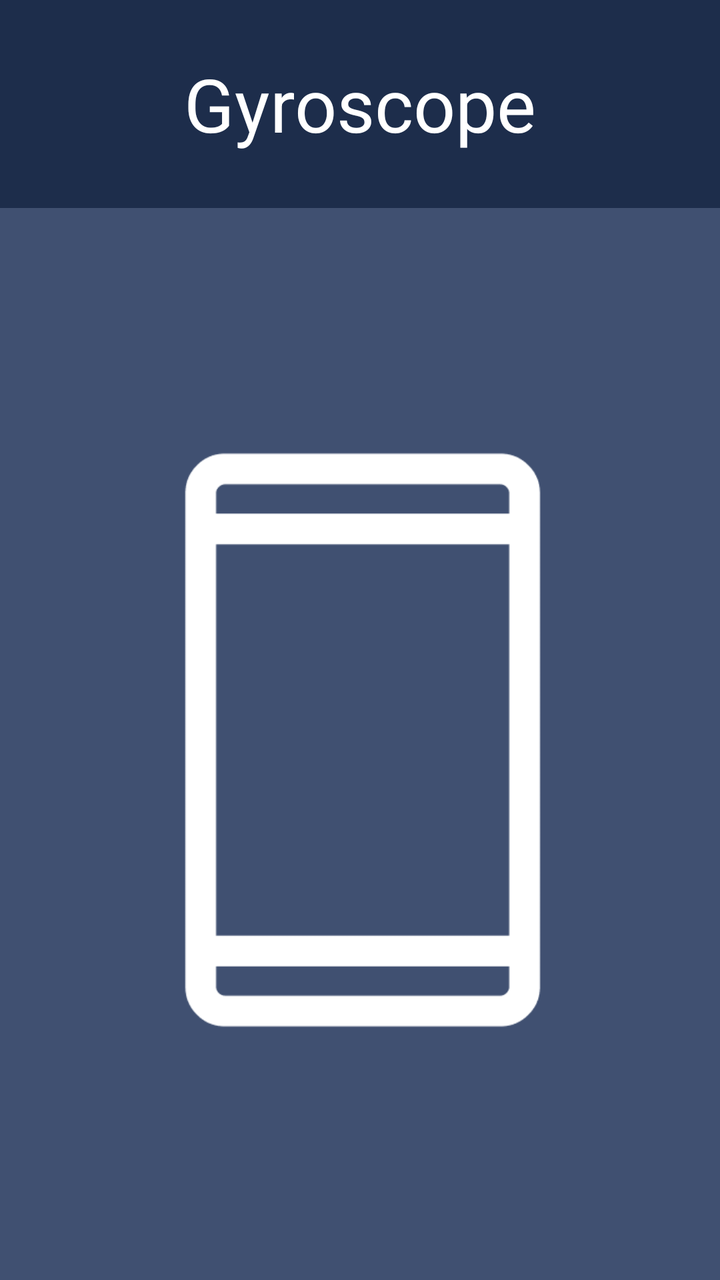
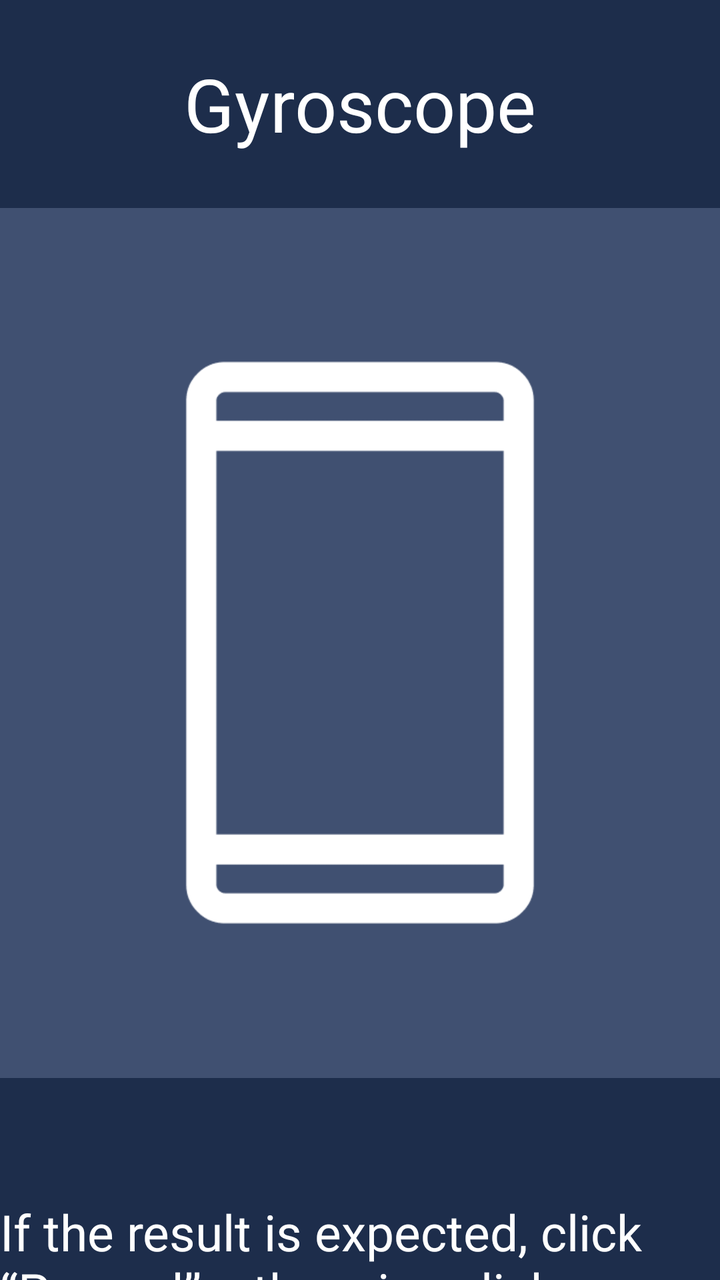

Two renders of the same Android screen: before a commit and after it. Below are the layout's source before the change and the commit's diff.
<!-- AndroidManifest.xml: activity theme NoTitle -->
<!-- res/layout/activity_gyroscope.xml -->
<?xml version="1.0" encoding="utf-8"?>
<androidx.constraintlayout.widget.ConstraintLayout xmlns:android="http://schemas.android.com/apk/res/android"
    xmlns:app="http://schemas.android.com/apk/res-auto"
    xmlns:tools="http://schemas.android.com/tools"
    android:layout_width="match_parent"
    android:layout_height="match_parent"
    android:background="@color/colorMain">

    <RelativeLayout
        android:id="@+id/relativeLayout2"
        android:layout_width="match_parent"
        android:layout_height="104dp"
        app:layout_constraintEnd_toEndOf="parent"
        app:layout_constraintStart_toStartOf="parent"
        app:layout_constraintTop_toTopOf="parent">

        <TextView
            android:layout_width="wrap_content"
            android:layout_height="wrap_content"
            android:layout_centerInParent="true"
            android:text="@string/gyroscope_name"
            android:textColor="@color/white"
            android:textSize="37dp" />

    </RelativeLayout>

    <LinearLayout
        android:layout_width="1080dp"
        android:layout_height="wrap_content"
        android:gravity="center"
        android:orientation="vertical"
        app:layout_constraintEnd_toEndOf="parent"
        app:layout_constraintHorizontal_bias="0.499"
        app:layout_constraintStart_toStartOf="parent"
        app:layout_constraintTop_toBottomOf="@+id/relativeLayout2"
        tools:ignore="MissingConstraints">

        <RelativeLayout
            android:layout_width="match_parent"
            android:layout_height="610dp"
            android:background="@drawable/selector_mode_bg">

            <ImageView
                android:id="@+id/image1"
                android:layout_width="300dp"
                android:layout_height="300dp"
                android:layout_centerVertical="true"
                android:src="@mipmap/arrow_left" />

            <ImageView
                android:layout_width="300dp"
                android:layout_height="300dp"
                android:layout_centerInParent="true"
                android:src="@mipmap/device" />

            <ImageView
                android:id="@+id/image2"
                android:layout_width="300dp"
                android:layout_height="300dp"
                android:layout_alignParentRight="true"
                android:layout_centerVertical="true"
                android:src="@mipmap/arrow_right" />

        </RelativeLayout>

        <TextView
            android:layout_width="wrap_content"
            android:layout_height="wrap_content"
            android:layout_marginTop="60dp"
            android:text="@string/expected_Passed"
            android:textColor="@color/white"
            android:textSize="25dp" />

        <RelativeLayout
            android:layout_width="870dp"
            android:layout_height="wrap_content"
            android:layout_marginTop="48dp"
            tools:ignore="MissingConstraints">


            <Button
                android:id="@+id/failure_bu"
                android:layout_width="121dp"
                android:layout_height="55dp"
                android:background="@drawable/r_button_bg"
                android:text="@string/Failed"
                android:textAllCaps="false"
                android:textColor="@color/white"
                android:textSize="21dp"
                tools:ignore="InOrdpUsage" />


            <Button
                android:id="@+id/through_bu"
                android:layout_width="121dp"
                android:layout_height="55dp"
                android:layout_alignParentEnd="true"
                android:background="@drawable/r_button_bg"
                android:text="@string/Passed"
                android:textAllCaps="false"
                android:textColor="@color/white"
                android:textSize="21dp"
                tools:ignore="InOrdpUsage" />


        </RelativeLayout>
    </LinearLayout>


</androidx.constraintlayout.widget.ConstraintLayout>
<!-- resources referenced by this layout -->
<resources>
  <color name="colorMain">#1D2D4B</color>
  <color name="white">#FFFFFFFF</color>
  <!-- drawable r_button_bg (drawable) -->
  <?xml version="1.0" encoding="utf-8"?>
  <shape
      xmlns:android="http://schemas.android.com/apk/res/android">
      
      <solid
          android:color="@color/colorMainButton" />
      
      <stroke
          android:width="1dp"
          android:color="@color/colorMainButton" />
      
      <size android:height="4mm"/>
      
      <corners
          android:radius="7dp"/>
  
  </shape>
  <!-- drawable selector_mode_bg (drawable) -->
  <?xml version="1.0" encoding="utf-8"?>
  <shape
      xmlns:android="http://schemas.android.com/apk/res/android">
      
      <solid
          android:color="@color/colorMainLight" />
      
      <stroke
      android:width="1dp"
      android:color="@color/colorMainLight" />
      
      <size android:height="4dp"/>
      
      <corners
          android:radius="11dp"/>
  
  </shape>
  <!-- mipmap arrow_left: png bitmap (mipmap-hdpi, 6667 bytes) -->
  <!-- mipmap arrow_right: png bitmap (mipmap-hdpi, 6627 bytes) -->
  <!-- mipmap device: png bitmap (mipmap-hdpi, 3937 bytes) -->
  <string name="Failed">Failed</string>
  <string name="Passed">Passed</string>
  <string name="expected_Passed">If the result is expected, click “Passed”, otherwise click “Failed”</string>
  <string name="gyroscope_name">Gyroscope</string>
  <style name="NoTitle" parent="Theme.AppCompat.Light.NoActionBar">
          <item name="colorPrimary">@color/colorMain</item>
          <item name="colorPrimaryDark">@color/colorMain</item>
          <item name="colorAccent">@color/colorMain</item>
          <item name="android:windowFullscreen">true</item>
          <item name="windowActionBar">false</item>
          <item name="windowNoTitle">true</item>
          <item name="android:textAppearanceListItemSmall">@style/listPopupWindow</item>
      </style>
  <color name="colorMainButton">#0091FF</color>
  <color name="colorMainLight">#405071</color>
  <style name="listPopupWindow">
          <item name="android:textSize">25mm</item>
          <item name="android:fontFamily">@font/montserrat_regular</item>
          <item name="android:textColor">@color/black</item>
      </style>
  <color name="black">#FF000000</color>
</resources>

<!-- the commit's change to res/layout/activity_gyroscope.xml (unified diff, before → after) -->
@@ -25,7 +25,7 @@
     </RelativeLayout>
 
     <LinearLayout
-        android:layout_width="1080dp"
+        android:layout_width="match_parent"
         android:layout_height="wrap_content"
         android:gravity="center"
         android:orientation="vertical"
@@ -36,27 +36,29 @@
         tools:ignore="MissingConstraints">
 
         <RelativeLayout
-            android:layout_width="match_parent"
-            android:layout_height="610dp"
+            android:layout_width="772dp"
+            android:layout_height="435dp"
             android:background="@drawable/selector_mode_bg">
 
             <ImageView
+                android:layout_marginLeft="60dp"
                 android:id="@+id/image1"
-                android:layout_width="300dp"
-                android:layout_height="300dp"
+                android:layout_width="118dp"
+                android:layout_height="294dp"
                 android:layout_centerVertical="true"
                 android:src="@mipmap/arrow_left" />
 
             <ImageView
-                android:layout_width="300dp"
-                android:layout_height="300dp"
+                android:layout_width="294dp"
+                android:layout_height="294dp"
                 android:layout_centerInParent="true"
                 android:src="@mipmap/device" />
 
             <ImageView
+                android:layout_marginRight="60dp"
                 android:id="@+id/image2"
-                android:layout_width="300dp"
-                android:layout_height="300dp"
+                android:layout_width="118dp"
+                android:layout_height="294dp"
                 android:layout_alignParentRight="true"
                 android:layout_centerVertical="true"
                 android:src="@mipmap/arrow_right" />
